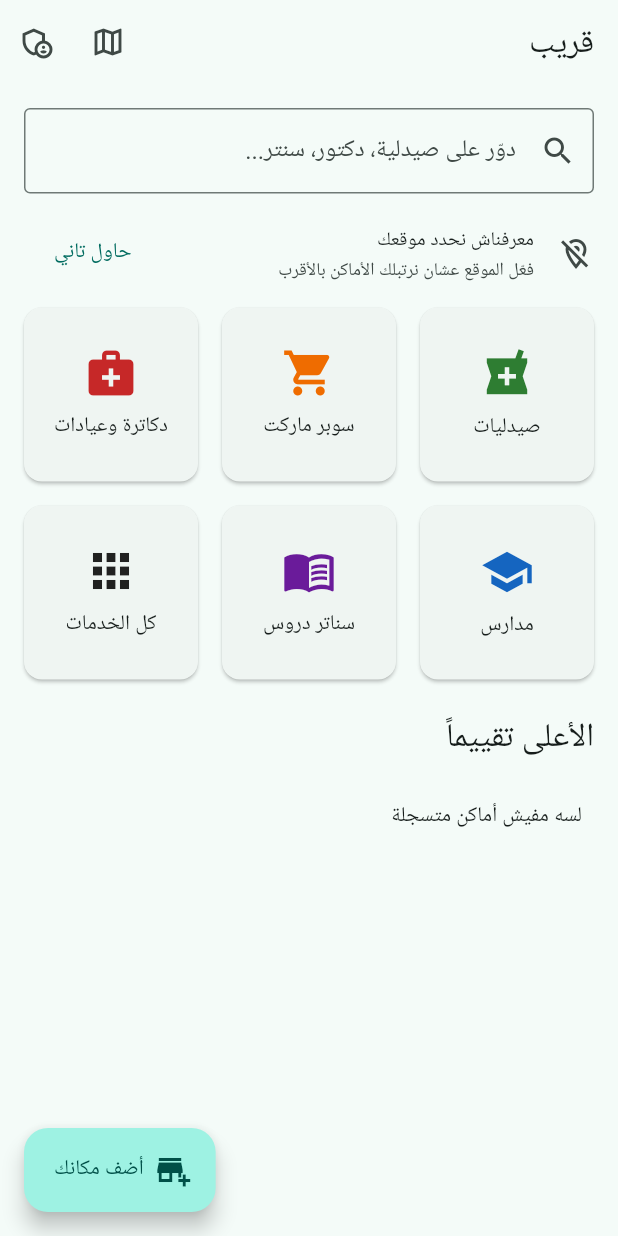
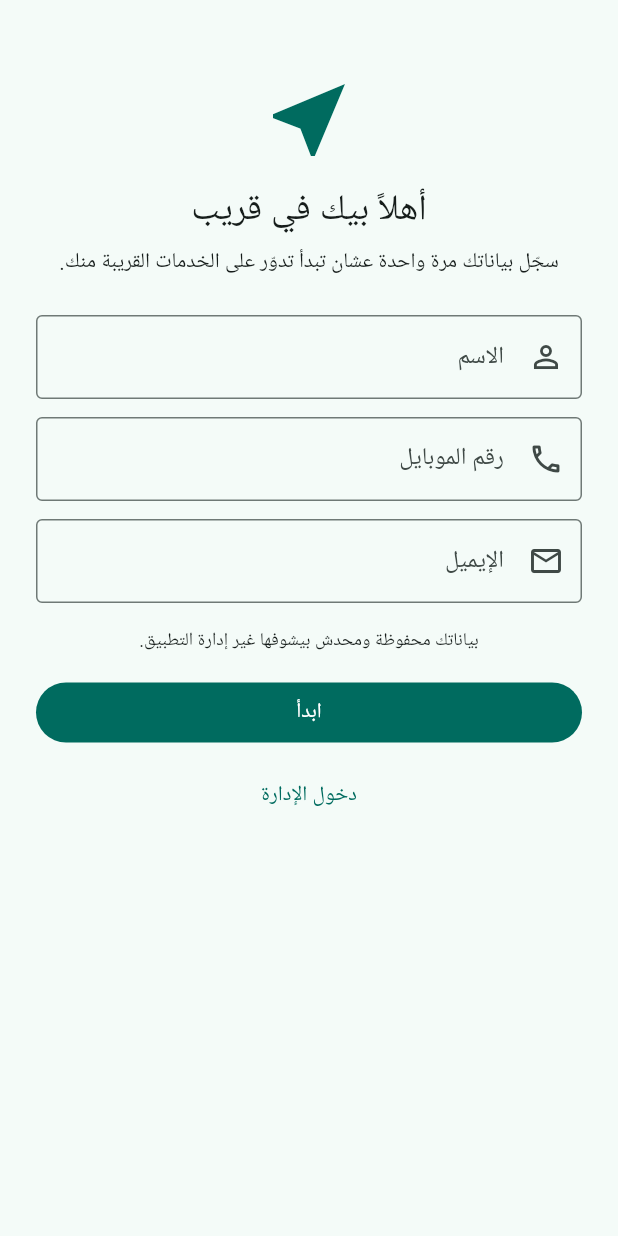
Before and after one commit to emadbessa1-glitch/qarib, a Flutter app: the screen it shows after launch, on a phone screen of 412 x 824 dp. Run offline on Flutter 3.47's test engine with Material 3 defaults, Android fonts, the phone set to English and light mode, and no system bars; our stand-ins replace cloud_firestore, firebase_auth, firebase_core, flutter_map, geolocator, latlong2 and 1 more; accounts and stored records are empty; network calls fail.

Commit message:
Add user registration (name, phone, email) visible to admins only
Co-Authored-By: Claude Opus 5.5 <noreply@anthropic.com>
Claude-Session: https://claude.ai/code/session_01MeBoyjdtf9dDNA26PBo9fp

```diff
--- a/lib/main.dart
+++ b/lib/main.dart
@@ -7,15 +7,18 @@ import 'config.dart';
 import 'data/demo_places_repository.dart';
 import 'data/firestore_places_repository.dart';
 import 'data/places_repository.dart';
+import 'data/users_repository.dart';
 import 'firebase_options.dart';
-import 'screens/home_screen.dart';
+import 'screens/start_gate.dart';
 import 'services/auth_service.dart';
 import 'services/location_service.dart';
+import 'services/profile_service.dart';
 
 Future<void> main() async {
   WidgetsFlutterBinding.ensureInitialized();
 
   final PlacesRepository repository;
+  final UsersRepository users;
   final AuthService auth;
 
   if (AppConfig.useFirebase) {
@@ -23,6 +26,7 @@ Future<void> main() async {
       options: DefaultFirebaseOptions.currentPlatform,
     );
     repository = FirestorePlacesRepository();
+    users = FirestoreUsersRepository();
     auth = FirebaseAuthService();
     try {
       await auth.ensureSignedIn();
@@ -31,24 +35,43 @@ Future<void> main() async {
     }
   } else {
     repository = DemoPlacesRepository();
+    users = DemoUsersRepository();
     auth = DemoAuthService();
   }
 
-  runApp(QaribApp(repository: repository, auth: auth));
+  final profile = ProfileService(auth: auth, users: users);
+  await profile.load();
+
+  runApp(QaribApp(
+    repository: repository,
+    users: users,
+    auth: auth,
+    profile: profile,
+  ));
 }
 
 class QaribApp extends StatelessWidget {
-  const QaribApp({super.key, required this.repository, required this.auth});
+  const QaribApp({
+    super.key,
+    required this.repository,
+    required this.users,
+    required this.auth,
+    required this.profile,
+  });
 
   final PlacesRepository repository;
+  final UsersRepository users;
   final AuthService auth;
+  final ProfileService profile;
 
   @override
   Widget build(BuildContext context) {
     return MultiProvider(
       providers: [
         Provider<PlacesRepository>.value(value: repository),
+        Provider<UsersRepository>.value(value: users),
         ChangeNotifierProvider<AuthService>.value(value: auth),
+        ChangeNotifierProvider<ProfileService>.value(value: profile),
         ChangeNotifierProvider<LocationService>(
           create: (_) => LocationService()..refresh(),
         ),
@@ -70,7 +93,7 @@ class QaribApp extends StatelessWidget {
             border: OutlineInputBorder(),
           ),
         ),
-        home: const HomeScreen(),
+        home: const StartGate(),
       ),
     );
   }
--- /dev/null
+++ b/lib/models/app_user.dart
@@ -0,0 +1,36 @@
+/// بيانات المستخدم اللي بيسجلها أول مرة يفتح التطبيق.
+/// بتتحفظ في Firestore وماحدش يشوفها غير الأدمن (والمستخدم نفسه).
+class AppUser {
+  const AppUser({
+    required this.uid,
+    required this.name,
+    required this.phone,
+    required this.email,
+    required this.createdAt,
+  });
+
+  final String uid;
+  final String name;
+  final String phone;
+  final String email;
+  final DateTime createdAt;
+
+  Map<String, dynamic> toMap() => <String, dynamic>{
+        'name': name,
+        'phone': phone,
+        'email': email,
+        'createdAt': createdAt.millisecondsSinceEpoch,
+      };
+
+  factory AppUser.fromMap(String uid, Map<String, dynamic> map) {
+    return AppUser(
+      uid: uid,
+      name: (map['name'] ?? '') as String,
+      phone: (map['phone'] ?? '') as String,
+      email: (map['email'] ?? '') as String,
+      createdAt: DateTime.fromMillisecondsSinceEpoch(
+        (map['createdAt'] as num?)?.toInt() ?? 0,
+      ),
+    );
+  }
+}
--- /dev/null
+++ b/lib/screens/register_screen.dart
@@ -0,0 +1,147 @@
+import 'package:flutter/material.dart';
+import 'package:provider/provider.dart';
+
+import '../services/profile_service.dart';
+import '../utils/contact.dart';
+import 'admin_screen.dart';
+
+final RegExp _emailPattern = RegExp(r'^[^@\s]+@[^@\s]+\.[^@\s]+$');
+
+bool isValidEmail(String email) => _emailPattern.hasMatch(email.trim());
+
+/// أول شاشة: الاسم والتليفون والإيميل قبل استخدام التطبيق.
+class RegisterScreen extends StatefulWidget {
+  const RegisterScreen({super.key});
+
+  @override
+  State<RegisterScreen> createState() => _RegisterScreenState();
+}
+
+class _RegisterScreenState extends State<RegisterScreen> {
+  final _form = GlobalKey<FormState>();
+  final _name = TextEditingController();
+  final _phone = TextEditingController();
+  final _email = TextEditingController();
+  bool _saving = false;
+
+  @override
+  void dispose() {
+    _name.dispose();
+    _phone.dispose();
+    _email.dispose();
+    super.dispose();
+  }
+
+  Future<void> _submit() async {
+    if (!_form.currentState!.validate()) return;
+    setState(() => _saving = true);
+    final messenger = ScaffoldMessenger.of(context);
+    try {
+      await context.read<ProfileService>().register(
+            name: _name.text,
+            phone: digitsOnly(_phone.text),
+            email: _email.text,
+          );
+    } catch (_) {
+      messenger.showSnackBar(const SnackBar(
+        content: Text('معرفناش نحفظ بياناتك، اتأكد من النت وحاول تاني'),
+      ));
+    } finally {
+      if (mounted) setState(() => _saving = false);
+    }
+  }
+
+  @override
+  Widget build(BuildContext context) {
+    final theme = Theme.of(context);
+    const gap = SizedBox(height: 12);
+
+    return Scaffold(
+      body: SafeArea(
+        child: Form(
+          key: _form,
+          child: ListView(
+            padding: const EdgeInsets.all(24),
+            children: [
+              const SizedBox(height: 24),
+              Icon(Icons.near_me, size: 64, color: theme.colorScheme.primary),
+              const SizedBox(height: 12),
+              Text('أهلاً بيك في قريب',
+                  textAlign: TextAlign.center,
+                  style: theme.textTheme.headlineSmall),
+              const SizedBox(height: 8),
+              const Text(
+                'سجّل بياناتك مرة واحدة عشان تبدأ تدوّر على الخدمات القريبة منك.',
+                textAlign: TextAlign.center,
+              ),
+              const SizedBox(height: 24),
+              TextFormField(
+                controller: _name,
+                textInputAction: TextInputAction.next,
+                decoration: const InputDecoration(
+                  labelText: 'الاسم',
+                  prefixIcon: Icon(Icons.person_outline),
+                ),
+                validator: (v) => (v == null || v.trim().length < 2)
+                    ? 'اكتب اسمك'
+                    : null,
+              ),
+              gap,
+              TextFormField(
+                controller: _phone,
+                keyboardType: TextInputType.phone,
+                textDirection: TextDirection.ltr,
+                textInputAction: TextInputAction.next,
+                decoration: const InputDecoration(
+                  labelText: 'رقم الموبايل',
+                  prefixIcon: Icon(Icons.phone_outlined),
+                ),
+                validator: (v) => (v != null && isValidEgyptianPhone(v))
+                    ? null
+                    : 'اكتب رقم موبايل صحيح',
+              ),
+              gap,
+              TextFormField(
+                controller: _email,
+                keyboardType: TextInputType.emailAddress,
+                textDirection: TextDirection.ltr,
+                textInputAction: TextInputAction.done,
+                decoration: const InputDecoration(
+                  labelText: 'الإيميل',
+                  prefixIcon: Icon(Icons.email_outlined),
+                ),
+                validator: (v) =>
+                    (v != null && isValidEmail(v)) ? null : 'اكتب إيميل صحيح',
+                onFieldSubmitted: (_) => _submit(),
+              ),
+              const SizedBox(height: 16),
+              Text(
+                'بياناتك محفوظة ومحدش بيشوفها غير إدارة التطبيق.',
+                textAlign: TextAlign.center,
+                style: theme.textTheme.bodySmall,
+              ),
+              const SizedBox(height: 16),
+              FilledButton(
+                onPressed: _saving ? null : _submit,
+                child: _saving
+                    ? const SizedBox(
+                        height: 20,
+                        width: 20,
+                        child: CircularProgressIndicator(strokeWidth: 2),
+                      )
+                    : const Text('ابدأ'),
+              ),
+              const SizedBox(height: 8),
+              TextButton(
+                onPressed: () => Navigator.of(context).push(
+                  MaterialPageRoute<void>(builder: (_) => const AdminScreen()),
+                ),
+                child: const Text('دخول الإدارة'),
+              ),
+            ],
+          ),
+        ),
+      ),
+    );
+  }
+}
--- /dev/null
+++ b/lib/screens/start_gate.dart
@@ -0,0 +1,27 @@
+import 'package:flutter/material.dart';
+import 'package:provider/provider.dart';
+
+import '../services/auth_service.dart';
+import '../services/profile_service.dart';
+import 'home_screen.dart';
+import 'register_screen.dart';
+
+/// بيقرر يفتح شاشة التسجيل ولا الرئيسية.
+/// الأدمن المسجل دخول بيعدّي على طول.
+class StartGate extends StatelessWidget {
+  const StartGate({super.key});
+
+  @override
+  Widget build(BuildContext context) {
+    final profile = context.watch<ProfileService>();
+    final auth = context.watch<AuthService>();
+
+    if (!profile.loaded) {
+      return const Scaffold(body: Center(child: CircularProgressIndicator()));
+    }
+    if (profile.registered || auth.isAdmin) {
+      return const HomeScreen();
+    }
+    return const RegisterScreen();
+  }
+}
--- /dev/null
+++ b/lib/services/profile_service.dart
@@ -0,0 +1,61 @@
+import 'package:flutter/foundation.dart';
+import 'package:shared_preferences/shared_preferences.dart';
+
+import '../data/users_repository.dart';
+import '../models/app_user.dart';
+import 'auth_service.dart';
+
+/// بيتابع هل المستخدم سجّل بياناته ولا لأ.
+/// التسجيل بيتحفظ على الجهاز، فمش هيتطلب تاني غير لو مسح بيانات التطبيق.
+class ProfileService extends ChangeNotifier {
+  ProfileService({required this.auth, required this.users});
+
+  final AuthService auth;
+  final UsersRepository users;
+
+  static const _kRegistered = 'profile.registered';
+  static const _kName = 'profile.name';
+
+  bool _loaded = false;
+  bool _registered = false;
+  String _name = '';
+
+  bool get loaded => _loaded;
+  bool get registered => _registered;
+
+  /// اسم المستخدم المسجل (بيتكتب لوحده في التقييمات).
+  String get name => _name;
+
+  Future<void> load() async {
+    final prefs = await SharedPreferences.getInstance();
+    _registered = prefs.getBool(_kRegistered) ?? false;
+    _name = prefs.getString(_kName) ?? '';
+    _loaded = true;
+    notifyListeners();
+  }
+
+  Future<void> register({
+    required String name,
+    required String phone,
+    required String email,
+  }) async {
+    await auth.ensureSignedIn();
+    final uid = auth.userId;
+    if (uid == null) {
+      throw StateError('مش متسجل دخول');
+    }
+    await users.saveProfile(AppUser(
+      uid: uid,
+      name: name.trim(),
+      phone: phone.trim(),
+      email: email.trim().toLowerCase(),
+      createdAt: DateTime.now(),
+    ));
+    final prefs = await SharedPreferences.getInstance();
+    await prefs.setBool(_kRegistered, true);
+    await prefs.setString(_kName, name.trim());
+    _registered = true;
+    _name = name.trim();
+    notifyListeners();
+  }
+}
--- a/pubspec.yaml
+++ b/pubspec.yaml
@@ -23,6 +23,9 @@ dependencies:
   geolocator: ^13.0.2
   url_launcher: ^6.3.1
 
+  # حفظ إن المستخدم سجّل بياناته
+  shared_preferences: ^2.3.3
+
   # Backend (used only when AppConfig.useFirebase = true)
   firebase_core: ^3.8.0
   firebase_auth: ^5.3.3
```
Also changed, not shown: lib/data/users_repository.dart (added, +58 -0 lines), lib/screens/admin_screen.dart (+124 -1 lines), lib/screens/place_details_screen.dart (+8 -3 lines), 3 other files.
